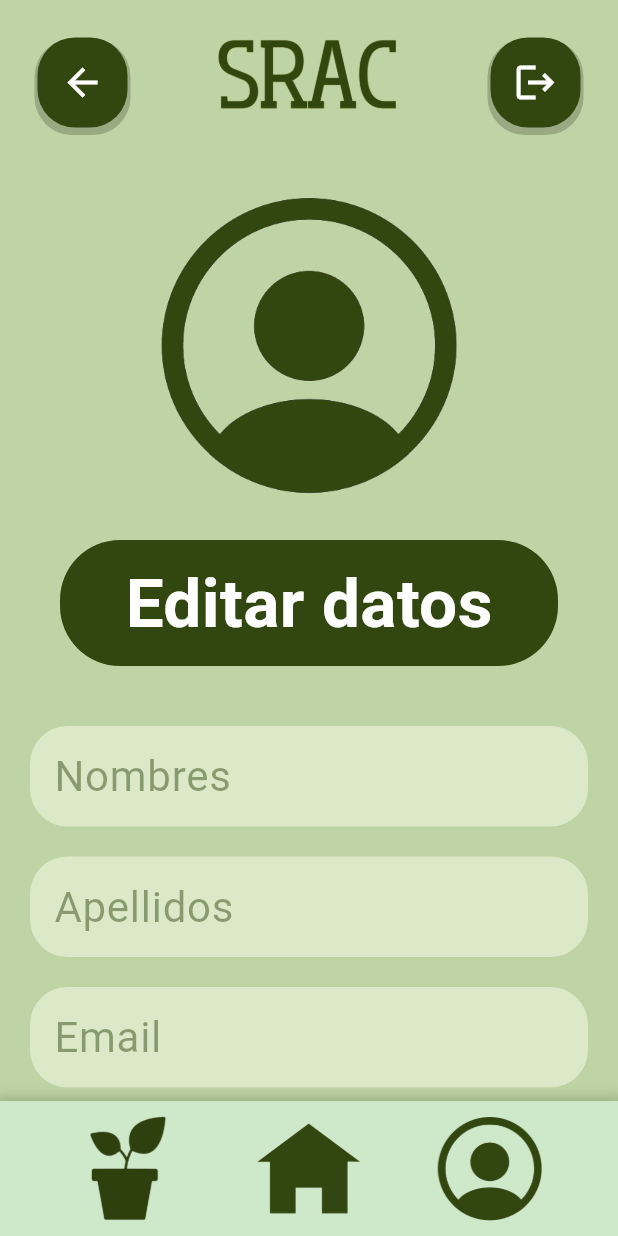
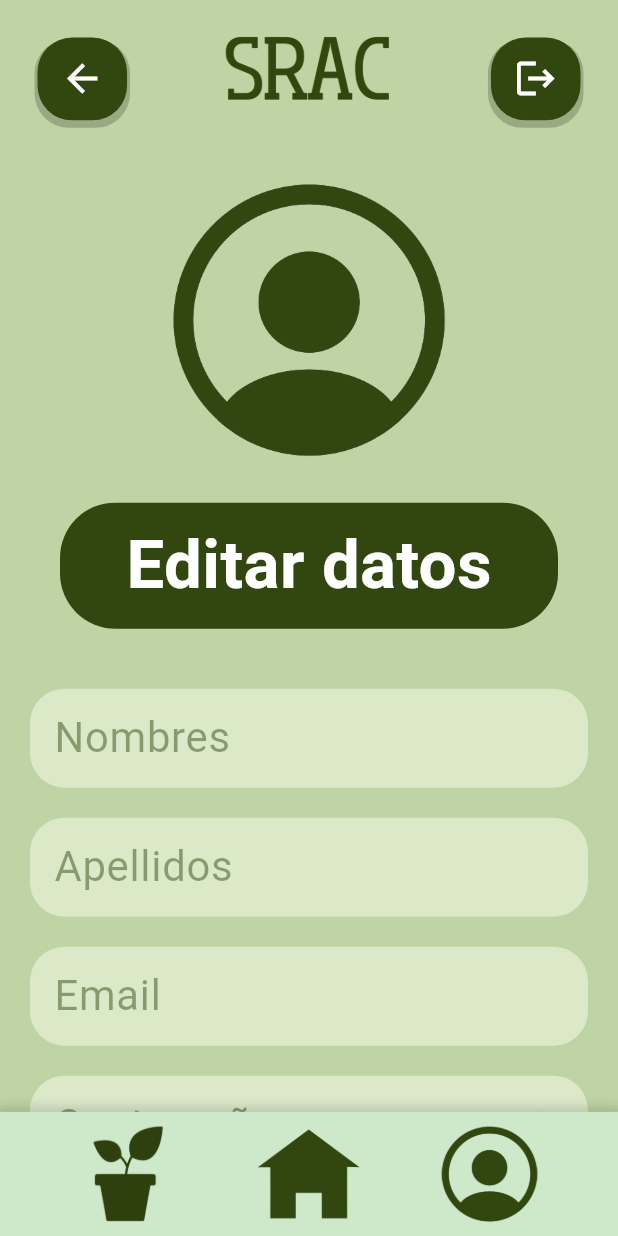
Before and after one commit to Bxnju/SRAC, a Flutter app: the UserInfo screen opened directly, on a phone screen of 412 x 824 dp. Run offline on Flutter 3.47's test engine with Material 3 defaults, Android fonts, the light colour scheme and no system bars; our stand-ins replace cloud_firestore, community_charts_flutter, firebase_core, flutter_screenutil; accounts and stored records are empty; Roboto replaces fonts that are missing (Poppins); statements that could not run were skipped.

Commit message:
feat: added some responsive units

```diff
--- a/lib/main.dart
+++ b/lib/main.dart
@@ -2,6 +2,7 @@ import 'package:flutter/material.dart';
 import 'package:srac_app/pages/view_login.dart';
 import 'package:firebase_core/firebase_core.dart';
 import 'firebase_options.dart';
+import 'package:flutter_screenutil/flutter_screenutil.dart';
 
 void main() async {
   runApp(const MyApp());
@@ -12,11 +13,14 @@ void main() async {
 
 class MyApp extends StatelessWidget {
   const MyApp({super.key});
-
-  // This widget is the root of your application.
   @override
   Widget build(BuildContext context) {
+    return ScreenUtilInit(
+      designSize:
+          const Size(414, 896), // Define el tamaño de diseño base de tu UI
+      builder: (context, child) {
         return MaterialApp(
+            title: 'SRAC',
             debugShowCheckedModeBanner: false,
             theme: ThemeData(
               fontFamily: 'Poppins',
@@ -25,6 +29,8 @@ class MyApp extends StatelessWidget {
               primarySwatch: Colors.green,
             ),
             home: const Login());
+      },
+    );
   }
 }
 
--- a/lib/pages/view_home.dart
+++ b/lib/pages/view_home.dart
@@ -131,7 +131,7 @@ class Home extends StatelessWidget {
                       child: Image.asset(
                         'assets/huerto.png',
                         width: 100,
-                        height: 400,
+                        height: 350,
                         fit: BoxFit.cover,
                       ),
                     ),
--- a/lib/pages/view_login.dart
+++ b/lib/pages/view_login.dart
@@ -36,6 +36,7 @@ class _LoginState extends State<Login> {
   @override
   Widget build(BuildContext context) {
     return Scaffold(
+        resizeToAvoidBottomInset: true,
         backgroundColor: const Color(0xFFBFD4A4),
         body: Stack(
           children: [
@@ -52,7 +53,7 @@ class _LoginState extends State<Login> {
                       Center(
                         child: Image.asset(
                           'assets/logo.png',
-                          width: 380,
+                          width: 360,
                           height: 180,
                           fit: BoxFit.contain,
                         ),
--- a/lib/pages/view_user_info.dart
+++ b/lib/pages/view_user_info.dart
@@ -1,5 +1,6 @@
 import 'package:cloud_firestore/cloud_firestore.dart';
 import 'package:flutter/material.dart';
+import 'package:flutter_screenutil/flutter_screenutil.dart';
 import 'package:srac_app/model/model_custom_user.dart';
 import 'package:srac_app/pages/view_crops.dart';
 import 'package:srac_app/pages/view_home.dart';
@@ -105,7 +106,7 @@ class _UserInfoState extends State<UserInfo> {
       backgroundColor: const Color(0xFF32470F),
       content: Text(
         'Se ha actualizado el campo $field',
-        style: const TextStyle(
+        style: TextStyle(
           color: Colors.white,
           fontWeight: FontWeight.bold,
         ),
@@ -125,25 +126,25 @@ class _UserInfoState extends State<UserInfo> {
               color: Color(0xFFBFD4A4),
               child: ListView(
                 children: [
-                  const SizedBox(
-                    height: 25,
+                  SizedBox(
+                    height: 25.h,
                   ),
                   Image.asset(
                     'assets/logo.png',
-                    width: 50,
-                    height: 50,
+                    width: 50.w,
+                    height: 50.h,
                     fit: BoxFit.contain,
                   ),
-                  const SizedBox(
-                    height: 35,
+                  SizedBox(
+                    height: 35.h,
                   ),
                   Center(
                     child: Container(
                       margin: const EdgeInsets.only(top: 20),
                       child: Image.asset(
                         'assets/user_icon.png',
-                        width: 200,
-                        height: 200,
+                        width: 200.w,
+                        height: 200.h,
                         fit: BoxFit.contain,
                       ),
                     ),
@@ -154,16 +155,16 @@ class _UserInfoState extends State<UserInfo> {
                     decoration: BoxDecoration(
                       color: const Color(0xFF32470F),
                       borderRadius: BorderRadius.circular(
-                          40), // Ajusta el radio del borde aquí
+                          40.r), // Ajusta el radio del borde aquí
                     ),
-                    child: const Center(
+                    child: Center(
                         child: Text(
                       'Editar datos',
                       maxLines: 3,
                       style: TextStyle(
                           fontFamily: 'Roboto',
-                          color: Color.fromARGB(255, 255, 255, 255),
-                          fontSize: 45,
+                          color: const Color.fromARGB(255, 255, 255, 255),
+                          fontSize: 45.sp,
                           fontWeight: FontWeight.bold),
                     )),
                   ),
@@ -181,11 +182,11 @@ class _UserInfoState extends State<UserInfo> {
                               filled: true,
                               fillColor: const Color(0xFFDBE9C9),
                               labelText: 'Nombres',
-                              labelStyle: const TextStyle(
-                                  fontSize: 28,
+                              labelStyle: TextStyle(
+                                  fontSize: 28.sp,
                                   color: Color.fromARGB(124, 49, 71, 15)),
                               border: OutlineInputBorder(
-                                  borderRadius: BorderRadius.circular(25),
+                                  borderRadius: BorderRadius.circular(25.r),
                                   borderSide: BorderSide.none),
                               suffixIcon: _isNameIconVisible
                                   ? IconButton(
@@ -203,7 +204,7 @@ class _UserInfoState extends State<UserInfo> {
                                       ))
                                   : null,
                             ),
-                            style: const TextStyle(fontSize: 23),
+                            style: TextStyle(fontSize: 23.sp),
                             onFieldSubmitted: (value) {
                               updateUserProfile('nombre', value);
                               setState(() {
@@ -228,11 +229,11 @@ class _UserInfoState extends State<UserInfo> {
                               filled: true,
                               fillColor: const Color(0xFFDBE9C9),
                               labelText: 'Apellidos',
-                              labelStyle: const TextStyle(
-                                  fontSize: 28,
+                              labelStyle: TextStyle(
+                                  fontSize: 28.sp,
                                   color: Color.fromARGB(124, 49, 71, 15)),
                               border: OutlineInputBorder(
-                                  borderRadius: BorderRadius.circular(25),
+                                  borderRadius: BorderRadius.circular(25.r),
                                   borderSide: BorderSide.none),
                               suffixIcon: _isLastNameIconVisible
                                   ? IconButton(
@@ -250,7 +251,7 @@ class _UserInfoState extends State<UserInfo> {
                                       ))
                                   : null,
                             ),
-                            style: const TextStyle(fontSize: 23),
+                            style: TextStyle(fontSize: 23.sp),
                             onFieldSubmitted: (value) {
                               updateUserProfile('apellido', value);
                               setState(() {
@@ -275,11 +276,11 @@ class _UserInfoState extends State<UserInfo> {
                               filled: true,
                               fillColor: const Color(0xFFDBE9C9),
                               labelText: 'Email',
-                              labelStyle: const TextStyle(
-                                  fontSize: 28,
+                              labelStyle: TextStyle(
+                                  fontSize: 28.sp,
                                   color: Color.fromARGB(124, 49, 71, 15)),
                               border: OutlineInputBorder(
-                                  borderRadius: BorderRadius.circular(25),
+                                  borderRadius: BorderRadius.circular(25.r),
                                   borderSide: BorderSide.none),
                               suffixIcon: _isMailIconVisible
                                   ? IconButton(
@@ -297,7 +298,7 @@ class _UserInfoState extends State<UserInfo> {
                                       ))
                                   : null,
                             ),
-                            style: const TextStyle(fontSize: 23),
+                            style: TextStyle(fontSize: 23.sp),
                             onFieldSubmitted: (value) {
                               updateUserProfile('correo', value);
                               setState(() {
@@ -337,14 +338,14 @@ class _UserInfoState extends State<UserInfo> {
                               filled: true,
                               fillColor: const Color(0xFFDBE9C9),
                               labelText: 'Contraseña',
-                              labelStyle: const TextStyle(
-                                  fontSize: 28,
+                              labelStyle: TextStyle(
+                                  fontSize: 28.sp,
                                   color: Color.fromARGB(124, 49, 71, 15)),
                               border: OutlineInputBorder(
-                                  borderRadius: BorderRadius.circular(25),
+                                  borderRadius: BorderRadius.circular(25.r),
                                   borderSide: BorderSide.none),
                             ),
-                            style: const TextStyle(fontSize: 23),
+                            style: TextStyle(fontSize: 23.sp),
                             keyboardType: TextInputType.phone,
                             onFieldSubmitted: (value) {
                               updateUserProfile('contraseña', value);
@@ -411,7 +412,7 @@ class _UserInfoState extends State<UserInfo> {
                 child: Container(
                   alignment: Alignment.center,
                   decoration: BoxDecoration(
-                    borderRadius: BorderRadius.circular(25),
+                    borderRadius: BorderRadius.circular(25.r),
                     color: const Color(0xFF32470F),
                     boxShadow: [
                       BoxShadow(
@@ -421,8 +422,8 @@ class _UserInfoState extends State<UserInfo> {
                       ),
                     ],
                   ),
-                  height: 60,
-                  width: 60,
+                  height: 60.h,
+                  width: 60.w,
                   child: Center(
                     child: GestureDetector(
                       onTap: () {
@@ -446,7 +447,7 @@ class _UserInfoState extends State<UserInfo> {
                 child: Container(
                   alignment: Alignment.center,
                   decoration: BoxDecoration(
-                    borderRadius: BorderRadius.circular(25),
+                    borderRadius: BorderRadius.circular(25.r),
                     color: const Color(0xFF32470F),
                     boxShadow: [
                       BoxShadow(
@@ -455,8 +456,8 @@ class _UserInfoState extends State<UserInfo> {
                           offset: const Offset(0, 3))
                     ],
                   ),
-                  height: 60,
-                  width: 60,
+                  height: 60.h,
+                  width: 60.w,
                   child: Center(
                     child: GestureDetector(
                       onTap: () {
@@ -525,8 +526,8 @@ class _UserInfoState extends State<UserInfo> {
                 offset: const Offset(0, 3))
           ],
         ),
-        height: 90,
-        width: 414,
+        height: 90.h,
+        width: 414.w,
         child: Row(
           mainAxisAlignment: MainAxisAlignment.spaceEvenly,
           children: [
@@ -562,8 +563,8 @@ class _UserInfoState extends State<UserInfo> {
               },
               child: Image.asset(
                 'assets/flowerpot_icon.png',
-                width: 70,
-                height: 70,
+                width: 70.w,
+                height: 70.h,
                 fit: BoxFit.contain,
               ),
             ),
@@ -599,8 +600,8 @@ class _UserInfoState extends State<UserInfo> {
               },
               child: Image.asset(
                 'assets/home_icon.png',
-                width: 70,
-                height: 70,
+                width: 70.w.w,
+                height: 70.h,
                 fit: BoxFit.contain,
               ),
             ),
@@ -608,8 +609,8 @@ class _UserInfoState extends State<UserInfo> {
               onTap: () {},
               child: Image.asset(
                 'assets/user_icon.png',
-                width: 70,
-                height: 70,
+                width: 70.w,
+                height: 70.h,
                 fit: BoxFit.contain,
               ),
             ),
--- a/pubspec.yaml
+++ b/pubspec.yaml
@@ -11,6 +11,7 @@ dependencies:
   flutter:
     sdk: flutter
 
+  flutter_screenutil: ^5.0.0+2
   community_charts_flutter: ^1.0.4
   cupertino_icons: ^1.0.2
   firebase_core: ^2.31.0
```
Also changed, not shown: pubspec.lock. Lines whose indentation alone changed are shown as unchanged.
